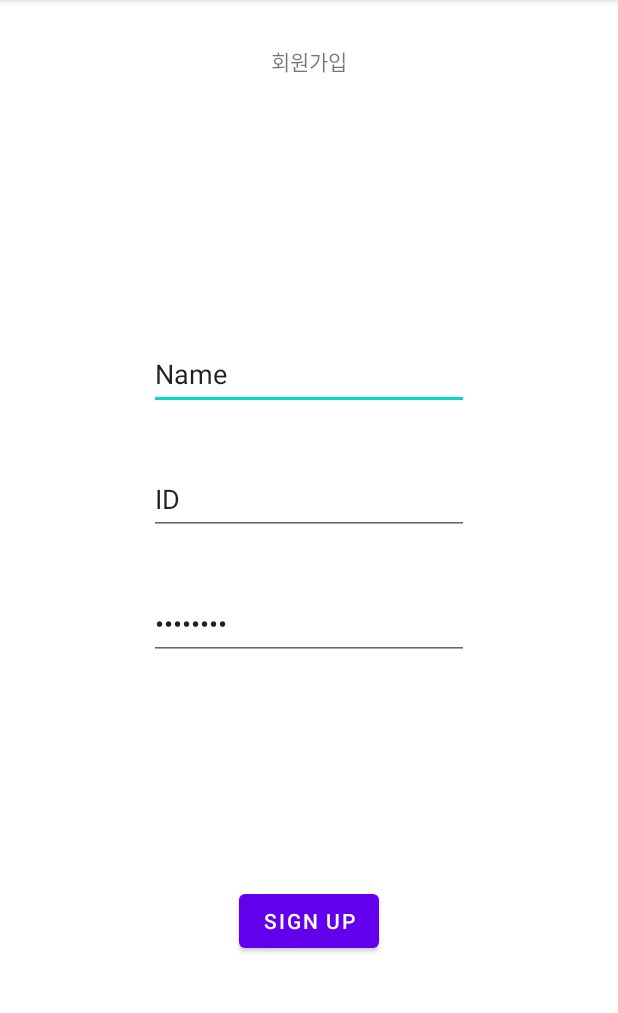
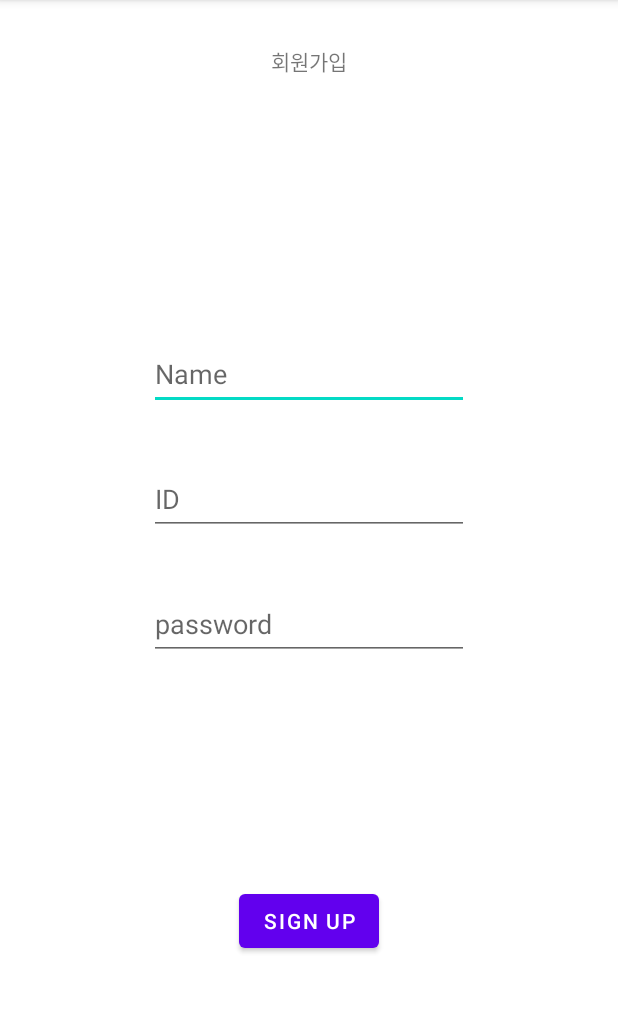
Before and after one commit to YUActionMask/Nonado, an Android app: the SignupActivity screen opened directly, with no data from a screen before it, after a tap on "SIGN UP", on a phone screen of 412 x 824 dp, the part 84-1097 px from its top. Run offline under Robolectric (Android 15) with nearby library versions, the phone set to English and light mode, and no system bars; our stand-ins replace Firebase (no records; nobody signed in at launch, a user with empty details on screens opened directly).

Commit message:
05.24 Db
DB 연동중..

```diff
--- a/app/src/main/java/com/example/nonado/SignupActivity.java
+++ b/app/src/main/java/com/example/nonado/SignupActivity.java
@@ -3,7 +3,9 @@ package com.example.nonado;
 import androidx.annotation.NonNull;
 import androidx.appcompat.app.AppCompatActivity;
 
+import android.accounts.Account;
 import android.os.Bundle;
+import android.util.Log;
 import android.view.View;
 import android.widget.Button;
 import android.widget.EditText;
@@ -14,15 +16,26 @@ import com.google.android.gms.tasks.Task;
 import com.google.firebase.auth.AuthResult;
 import com.google.firebase.auth.FirebaseAuth;
 import com.google.firebase.auth.FirebaseUser;
+import com.google.firebase.database.DataSnapshot;
+import com.google.firebase.database.DatabaseError;
 import com.google.firebase.database.DatabaseReference;
 import com.google.firebase.database.FirebaseDatabase;
+import com.google.firebase.database.ValueEventListener;
+
+import java.security.cert.PolicyNode;
+import java.util.ArrayList;
+import java.util.HashMap;
 
 public class SignupActivity extends AppCompatActivity {
 
     private FirebaseAuth mfirebaseAuth; //파이어베이스 인증
     private DatabaseReference mDatabaseRef; //실시간 데이터베이스
+    private DatabaseReference databaseReference;
+    private FirebaseUser firebaseUser;
+    private FirebaseDatabase database;
     private EditText mName, mId, mPwd;
     private Button mBtnRegister;
+    private ArrayList<UserAccount> arrayList;
 
 
     @Override
@@ -31,7 +44,8 @@ public class SignupActivity extends AppCompatActivity {
         setContentView(R.layout.activity_signup);
 
         mfirebaseAuth = FirebaseAuth.getInstance();
-        mDatabaseRef = FirebaseDatabase.getInstance().getReference("Nonado");
+        mDatabaseRef = FirebaseDatabase.getInstance().getReference();
+        firebaseUser = mfirebaseAuth.getCurrentUser();
 
 
         mId = findViewById(R.id.signup_id);
@@ -39,36 +53,45 @@ public class SignupActivity extends AppCompatActivity {
         mPwd = findViewById(R.id.signup_password);
         mBtnRegister = findViewById(R.id.signupRes);
 
+        arrayList = new ArrayList<>(); // UserAccount 객체를 담을 arraylist
+
+
+
+
         mBtnRegister.setOnClickListener(new View.OnClickListener(){
             public void onClick(View view){
+
+                database = FirebaseDatabase.getInstance(); // 파이어베이스 데이터베이스 연동
+                databaseReference = database.getReference("User");
+
                 //회원가입 처리 시작
-                String strId = mId.getText().toString();
-                String strPwd = mPwd.getText().toString();
-                String strName = mName.getText().toString();
+                String strId = mId.getText().toString().trim();
+                String strPwd = mPwd.getText().toString().trim();
+                String strName = mName.getText().toString().trim();
 
-                //firebaseAuth 진행
-                mfirebaseAuth.createUserWithEmailAndPassword(strId, strPwd).addOnCompleteListener(SignupActivity.this, new OnCompleteListener<AuthResult>() {
+
+
+                databaseReference.child("UserAccount").child(strId).addValueEventListener(new ValueEventListener()
+                {
                     @Override
-                    public void onComplete(@NonNull Task<AuthResult> task) {
-                        if(task.isSuccessful()){
-                            FirebaseUser firebaseUser = mfirebaseAuth.getCurrentUser();
+                    public void onDataChange(@NonNull DataSnapshot dataSnapshot) {
+                        //파이어베이스 DB의 데이터를 받아오는 곳
+                        arrayList.clear(); //기존 배열리스트가 존재하지않게 초기화
+                        for(DataSnapshot snapshot1 : dataSnapshot.getChildren()){
+                            UserAccount user = snapshot1.getValue(UserAccount.class);
+                            arrayList.add(user);
+                        }
 
-                            UserAccount account = new UserAccount();
-                            account.setId(firebaseUser.getEmail());
-                            account.setIdToken(firebaseUser.getUid());
-                            account.setPassword(strPwd);
-                            account.setName(strName);
-                            //setValue : database에 insert(삽입)행위
-                            mDatabaseRef.child("UserAccount").child(firebaseUser.getUid()).setValue(account);
+                    }
 
-                            Toast.makeText(SignupActivity.this, "회원가입에 성공하셨습니다.", Toast.LENGTH_SHORT).show();
-                        }
-                        else{
-                            Toast.makeText(SignupActivity.this, "회원가입에 실패하셨습니다.", Toast.LENGTH_SHORT).show();
+                    @Override
+                    public void onCancelled(@NonNull DatabaseError databaseError) {
+                        //데이터베이스 오류
+                        Log.e("SignupActivity",String.valueOf(databaseError.toException()));
 
-                        }
                     }
                 });
+
             }
         });
 
--- a/app/src/main/res/layout/activity_login.xml
+++ b/app/src/main/res/layout/activity_login.xml
@@ -46,7 +46,7 @@
         android:importantForAutofill="no"
         android:inputType="textPassword"
         android:minHeight="48dp"
-        android:text="@string/password"
+        android:hint="@string/password"
         app:layout_constraintBottom_toTopOf="@+id/btn_login"
         app:layout_constraintEnd_toEndOf="parent"
         app:layout_constraintStart_toStartOf="parent"
@@ -62,7 +62,7 @@
         android:ems="10"
         android:inputType="textPersonName"
         android:minHeight="48dp"
-        android:text="@string/id"
+        android:hint="@string/id"
         app:layout_constraintBottom_toTopOf="@+id/password"
         app:layout_constraintEnd_toEndOf="parent"
         app:layout_constraintStart_toStartOf="parent"
--- a/app/src/main/res/layout/activity_signup.xml
+++ b/app/src/main/res/layout/activity_signup.xml
@@ -29,7 +29,7 @@
         android:ems="10"
         android:inputType="textPersonName"
         android:minHeight="48dp"
-        android:text="@string/signup_name"
+        android:hint="@string/signup_name"
         app:layout_constraintBottom_toTopOf="@+id/signup_id"
         app:layout_constraintEnd_toEndOf="parent"
         app:layout_constraintStart_toStartOf="parent"
@@ -46,7 +46,7 @@
         android:ems="10"
         android:inputType="textPersonName"
         android:minHeight="48dp"
-        android:text="@string/signup_id"
+        android:hint="@string/signup_id"
         app:layout_constraintBottom_toTopOf="@+id/signup_password"
         app:layout_constraintEnd_toEndOf="parent"
         app:layout_constraintStart_toStartOf="parent"
@@ -63,7 +63,7 @@
         android:ems="10"
         android:inputType="textPassword"
         android:minHeight="48dp"
-        android:text="@string/signup_password"
+        android:hint="@string/signup_password"
         app:layout_constraintBottom_toTopOf="@+id/signupRes"
         app:layout_constraintEnd_toEndOf="parent"
         app:layout_constraintStart_toStartOf="parent"
```
Also changed, not shown: app/src/main/AndroidManifest.xml (+1 -6 lines), app/src/main/java/com/example/nonado/UserAccount.java (+7 -9 lines).
